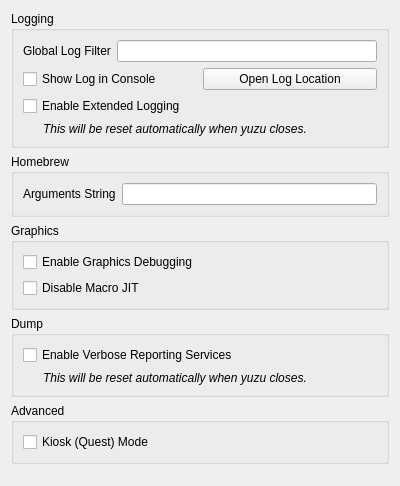
Qt form src/yuzu/configuration/configure_debug.ui (QuantumGhost/yuzu) before a commit.
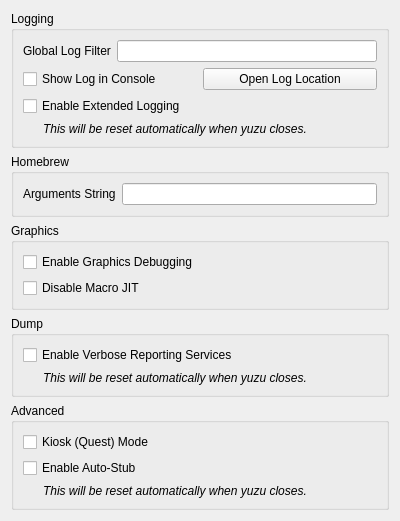
The same form after that commit.

```diff
--- a/src/yuzu/configuration/configure_debug.ui
+++ b/src/yuzu/configuration/configure_debug.ui
@@ -185,6 +185,28 @@
         </property>
        </widget>
       </item>
+       <item>
+         <widget class="QCheckBox" name="use_auto_stub">
+           <property name="text">
+             <string>Enable Auto-Stub</string>
+           </property>
+         </widget>
+       </item>
+      <item>
+        <widget class="QLabel" name="label_3">
+          <property name="font">
+            <font>
+              <italic>true</italic>
+            </font>
+          </property>
+          <property name="text">
+            <string>This will be reset automatically when yuzu closes.</string>
+          </property>
+          <property name="indent">
+            <number>20</number>
+          </property>
+        </widget>
+      </item>
      </layout>
     </widget>
    </item>
```
